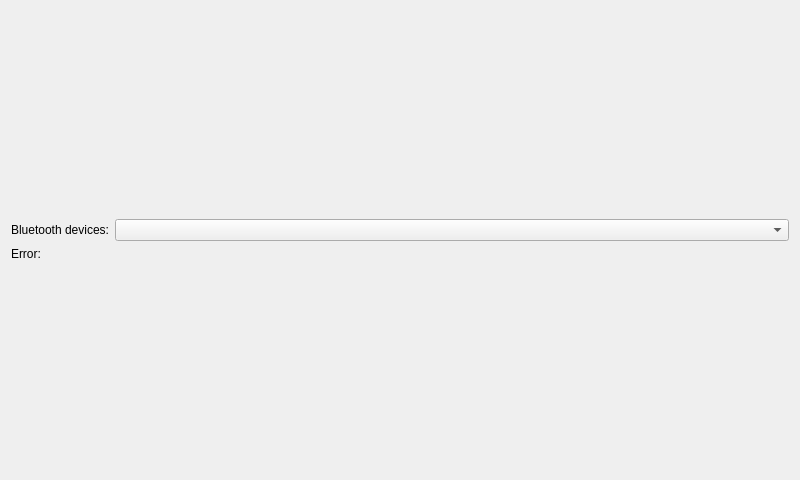
Before: the Qt Designer form SensorDataCheck/mainwindow.ui in krajsz/AdvBoard, drawn with Qt 5.
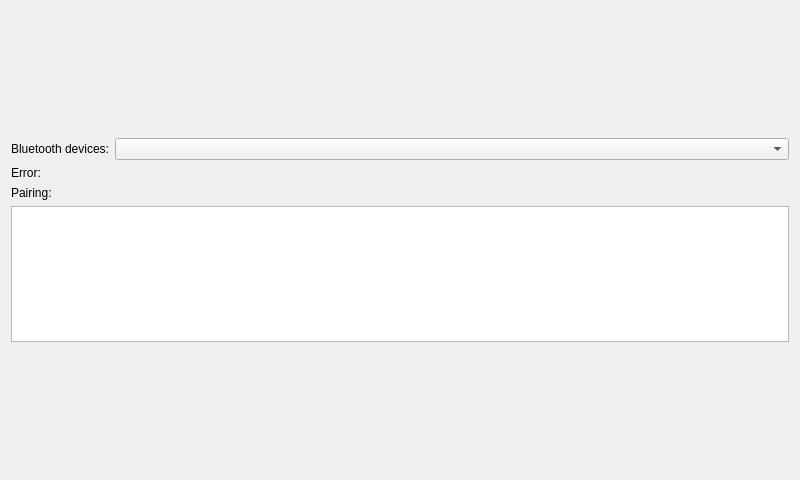
After: the same form once the commit is applied.

```diff
--- a/SensorDataCheck/mainwindow.ui
+++ b/SensorDataCheck/mainwindow.ui
@@ -23,7 +23,7 @@
       <property name="sizeHint" stdset="0">
        <size>
         <width>20</width>
-        <height>195</height>
+        <height>183</height>
        </size>
       </property>
      </spacer>
@@ -49,6 +49,16 @@
       </property>
      </widget>
     </item>
+    <item>
+     <widget class="QLabel" name="pairingLabel">
+      <property name="text">
+       <string>Pairing:</string>
+      </property>
+     </widget>
+    </item>
+    <item>
+     <widget class="QPlainTextEdit" name="debugLineEdit"/>
+    </item>
     <item>
      <spacer name="verticalSpacer">
       <property name="orientation">
@@ -57,7 +67,7 @@
       <property name="sizeHint" stdset="0">
        <size>
         <width>20</width>
-        <height>194</height>
+        <height>183</height>
        </size>
       </property>
      </spacer>
```
